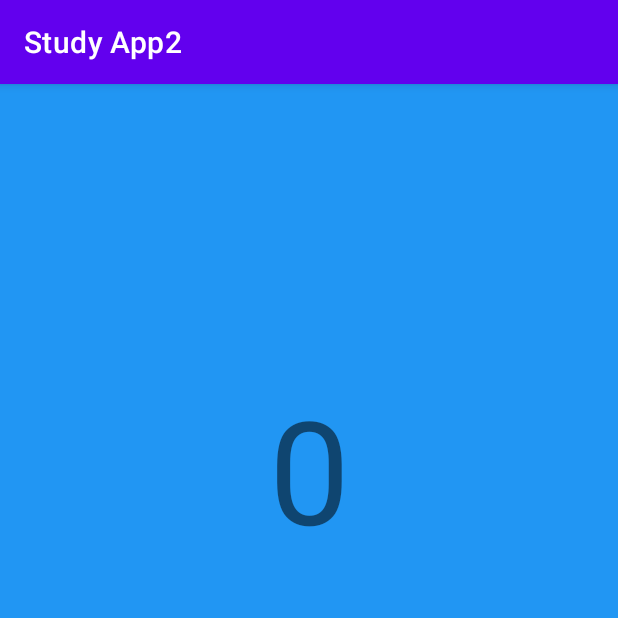
After one commit to c0ntr0ller/android_study02, an Android app: the SecondActivity screen opened directly, with no data from a screen before it, on a phone screen of 412 x 824 dp, the top half of it. The commit adds this screen. Run offline under Robolectric (Android 15) with nearby library versions, the phone set to English and light mode, and no system bars.

Commit message:
add action on buttons add second activity

```diff
--- a/app/build.gradle
+++ b/app/build.gradle
@@ -1,6 +1,7 @@
 plugins {
     id 'com.android.application'
     id 'kotlin-android'
+    id 'kotlin-android-extensions'
 }
 
 android {
--- a/app/src/main/AndroidManifest.xml
+++ b/app/src/main/AndroidManifest.xml
@@ -9,6 +9,7 @@
         android:roundIcon="@mipmap/ic_launcher_round"
         android:supportsRtl="true"
         android:theme="@style/Theme.Study02">
+        <activity android:name=".SecondActivity"></activity>
         <activity android:name=".MainActivity">
             <intent-filter>
                 <action android:name="android.intent.action.MAIN" />
--- /dev/null
+++ b/app/src/main/java/ru/progmatik/study02/SecondActivity.kt
@@ -0,0 +1,11 @@
+package ru.progmatik.study02
+
+import androidx.appcompat.app.AppCompatActivity
+import android.os.Bundle
+
+class SecondActivity : AppCompatActivity() {
+    override fun onCreate(savedInstanceState: Bundle?) {
+        super.onCreate(savedInstanceState)
+        setContentView(R.layout.activity_second)
+    }
+}
--- /dev/null
+++ b/app/src/main/res/layout/activity_second.xml
@@ -0,0 +1,23 @@
+<?xml version="1.0" encoding="utf-8"?>
+<androidx.constraintlayout.widget.ConstraintLayout xmlns:android="http://schemas.android.com/apk/res/android"
+    xmlns:app="http://schemas.android.com/apk/res-auto"
+    xmlns:tools="http://schemas.android.com/tools"
+    android:layout_width="match_parent"
+    android:layout_height="match_parent"
+    android:background="@color/screenBackground"
+    tools:context=".SecondActivity">
+
+    <TextView
+        android:id="@+id/textRandom"
+        android:layout_width="wrap_content"
+        android:layout_height="wrap_content"
+        android:text="@string/textview"
+        android:textSize="96sp"
+        app:layout_constraintBottom_toBottomOf="parent"
+        app:layout_constraintEnd_toEndOf="parent"
+        app:layout_constraintHorizontal_bias="0.5"
+        app:layout_constraintStart_toStartOf="parent"
+        app:layout_constraintTop_toTopOf="parent"
+        app:layout_constraintVertical_bias="0.3" />
+
+</androidx.constraintlayout.widget.ConstraintLayout>
```
Also changed, not shown: app/src/main/java/ru/progmatik/study02/MainActivity.kt (+19 -0 lines), app/src/main/res/layout/activity_main.xml (+18 -11 lines), gradle/wrapper/gradle-wrapper.properties.
